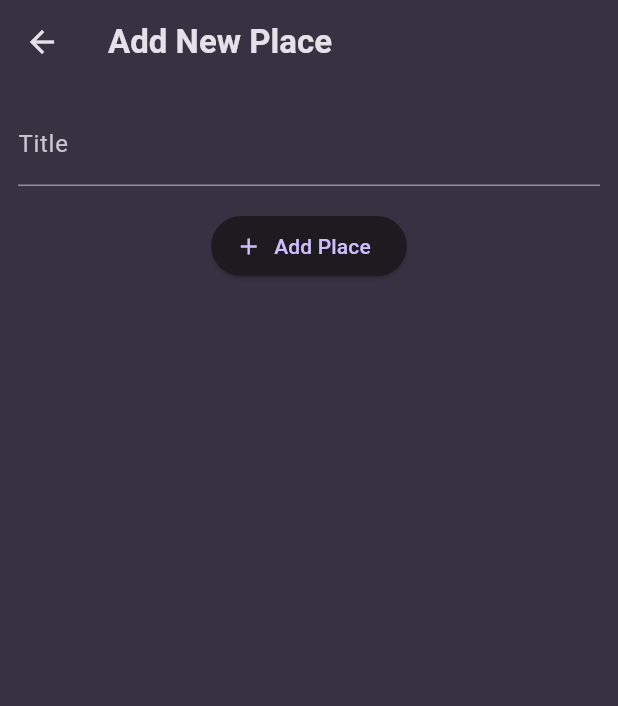
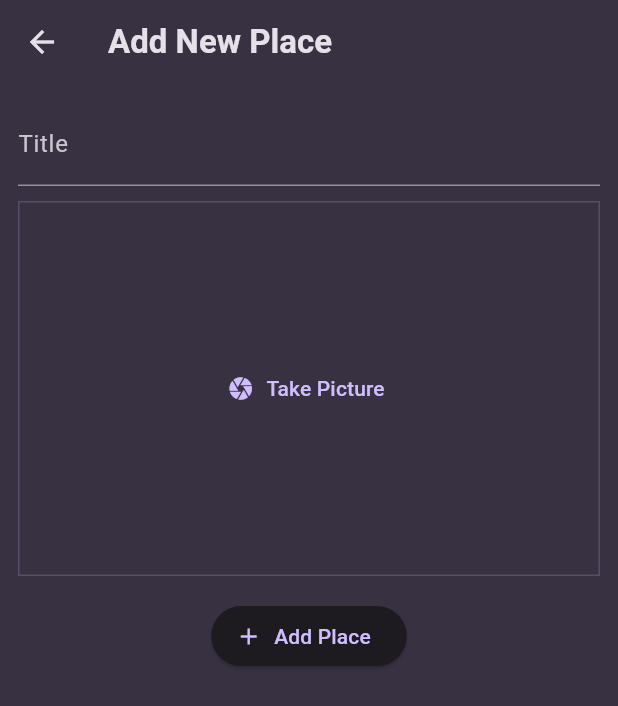
Before and after one commit to jarbunn/favorite_places, a Flutter app: the AddPlaceScreen screen opened directly, after a tap on "Add Place", on a phone screen of 412 x 824 dp. Shown: the top 706 px of the screen. Run offline on Flutter 3.47's test engine with Material 3 defaults, Android fonts, the phone set to English and light mode, and no system bars; our stand-ins replace flutter_riverpod, google_fonts, image_picker.

Commit message:
Added ability to take picture and save it.

```diff
--- a/lib/models/place.dart
+++ b/lib/models/place.dart
@@ -1,10 +1,12 @@
 import 'package:flutter/material.dart';
 import 'package:uuid/uuid.dart';
+import 'dart:io';
 
 var uuid = Uuid();
 
 class Place {
-  Place({required this.title}) : id = uuid.v4();
+  Place({required this.title, required this.image}) : id = uuid.v4();
   final String id;
   final String title;
+  final File image;
 }
--- a/lib/providers/user_places.dart
+++ b/lib/providers/user_places.dart
@@ -1,11 +1,12 @@
 import 'package:flutter_riverpod/flutter_riverpod.dart';
 import 'package:favorite_places/models/place.dart';
+import 'dart:io';
 
 class UserPlacesNotifier extends StateNotifier<List<Place>> {
   UserPlacesNotifier() : super(const []);
 
-  void addPlace(String title) {
-    final newPlace = Place(title: title);
+  void addPlace(String title, File image) {
+    final newPlace = Place(title: title, image: image);
     state = [newPlace, ...state];
   }
 }
--- a/lib/screens/add_place.dart
+++ b/lib/screens/add_place.dart
@@ -1,6 +1,8 @@
 import 'package:favorite_places/providers/user_places.dart';
+import 'package:favorite_places/widgets/image_input.dart';
 import 'package:flutter/material.dart';
 import 'package:flutter_riverpod/flutter_riverpod.dart';
+import 'dart:io';
 
 class AddPlaceScreen extends ConsumerStatefulWidget {
   const AddPlaceScreen({super.key});
@@ -13,15 +15,18 @@ class AddPlaceScreen extends ConsumerStatefulWidget {
 
 class _AddPlaceScreenState extends ConsumerState<AddPlaceScreen> {
   final _titleController = TextEditingController();
+  File? _selectedImage;
 
   void _savePlace() {
     final enteredText = _titleController.text;
 
-    if (enteredText.isEmpty) {
+    if (enteredText.isEmpty || _selectedImage == null) {
       return;
     }
 
-    ref.read(userPlacesProvider.notifier).addPlace(enteredText);
+    ref
+        .read(userPlacesProvider.notifier)
+        .addPlace(enteredText, _selectedImage!);
     Navigator.of(context).pop();
   }
 
@@ -44,6 +49,12 @@ class _AddPlaceScreenState extends ConsumerState<AddPlaceScreen> {
               controller: _titleController,
               style: TextStyle(color: Theme.of(context).colorScheme.onSurface),
             ),
+            const SizedBox(height: 10),
+            ImageInput(
+              onPickImage: (image) {
+                _selectedImage = image;
+              },
+            ),
             const SizedBox(height: 16),
             ElevatedButton.icon(
               onPressed: _savePlace,
--- /dev/null
+++ b/lib/widgets/image_input.dart
@@ -0,0 +1,68 @@
+import 'package:flutter/material.dart';
+import 'dart:io';
+import 'package:image_picker/image_picker.dart';
+
+class ImageInput extends StatefulWidget {
+  const ImageInput({super.key, required this.onPickImage});
+
+  final void Function(File image) onPickImage;
+
+  @override
+  State<StatefulWidget> createState() {
+    // TODO: implement createState
+    return _ImageInputState();
+  }
+}
+
+class _ImageInputState extends State<ImageInput> {
+  File? _selectedImage;
+
+  void _takePicture() async {
+    final imagePicker = ImagePicker();
+    final pickedImage = await imagePicker.pickImage(
+      source: ImageSource.camera,
+      maxWidth: 600,
+    );
+
+    if (pickedImage == null) {
+      return;
+    }
+
+    setState(() {
+      _selectedImage = File(pickedImage.path);
+    });
+    widget.onPickImage(_selectedImage!);
+  }
+
+  @override
+  Widget build(BuildContext context) {
+    Widget content = TextButton.icon(
+      icon: Icon(Icons.camera),
+      label: Text('Take Picture'),
+      onPressed: _takePicture,
+    );
+    if (_selectedImage != null) {
+      content = GestureDetector(
+        onTap: _takePicture,
+        child: Image.file(
+          _selectedImage!,
+          fit: BoxFit.cover,
+          width: double.infinity,
+          height: double.infinity,
+        ),
+      );
+    }
+    return Container(
+      decoration: BoxDecoration(
+        border: Border.all(
+          width: 1,
+          color: Theme.of(context).colorScheme.primary.withValues(alpha: 0.2),
+        ),
+      ),
+      height: 250,
+      width: double.infinity,
+      alignment: Alignment.center,
+      child: content,
+    );
+  }
+}
--- a/lib/widgets/places_list.dart
+++ b/lib/widgets/places_list.dart
@@ -22,6 +22,10 @@ class PlacesList extends StatelessWidget {
       itemCount: places.length,
       itemBuilder:
           (ctx, index) => ListTile(
+            leading: CircleAvatar(
+              radius: 26,
+              backgroundImage: FileImage(places[index].image),
+            ),
             title: Text(
               places[index].title,
               style: Theme.of(context).textTheme.titleMedium!.copyWith(
--- a/pubspec.yaml
+++ b/pubspec.yaml
@@ -37,6 +37,7 @@ dependencies:
   google_fonts: ^6.2.1
   uuid: ^4.5.1
   flutter_riverpod: ^2.6.1
+  image_picker: ^1.1.2
 
 dev_dependencies:
   flutter_test:
```
Also changed, not shown: lib/screens/place_detail.dart (+9 -5 lines), pubspec.lock, 7 other files.
